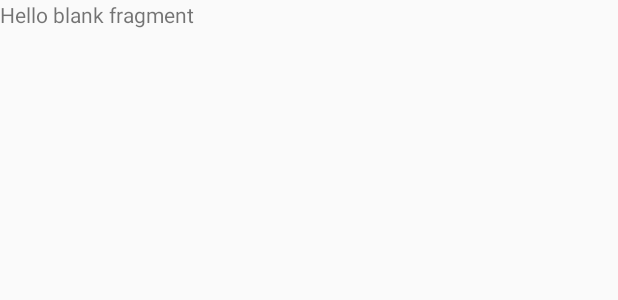
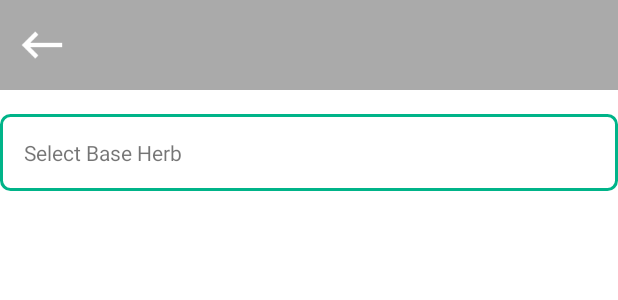
Before and after one commit to tadashi0701/ohanacha, an Android app: the layout fragment_my_recipe_base.xml on its own in the app's theme, with its tools: preview values and no code run, on a phone screen of 412 x 824 dp. Shown: the top 300 px of the screen. Run offline under Robolectric (Android 15) with nearby library versions, the phone set to English and light mode, and no system bars.

Commit message:
ハーブクラスの追加

```diff
--- a/app/src/main/java/com/monoprogram/myblend/entity/Herb.kt
+++ b/app/src/main/java/com/monoprogram/myblend/entity/Herb.kt
@@ -7,6 +7,7 @@ import androidx.room.PrimaryKey
 @Entity(tableName = "herb")
 data class Herb(
     @PrimaryKey(autoGenerate = true) val id: Int,
-    @ColumnInfo(name = "first_name") val firstName: String?,
-    @ColumnInfo(name = "last_name") val lastName: String?
+    @ColumnInfo(name = "name") val herbName: String,
+    @ColumnInfo(name = "description") val description: String,
+    @ColumnInfo(name = "image_resource") val imageId: Int
 )
--- a/app/src/main/java/com/monoprogram/myblend/presentation/top/defaultrecipe/DefaultRecipeAdapter.kt
+++ b/app/src/main/java/com/monoprogram/myblend/presentation/top/defaultrecipe/DefaultRecipeAdapter.kt
@@ -10,12 +10,12 @@ import androidx.recyclerview.widget.RecyclerView
 import com.monoprogram.myblend.R
 
 
-class RecipeAdapter internal constructor(
+class DefaultRecipeAdapter internal constructor(
     private var itemImages: ArrayList<Int>,
     private var itemNames: ArrayList<String>,
     private var itemValues: ArrayList<Int>
 ) :
-    RecyclerView.Adapter<RecipeAdapter.ViewHolder>() {
+    RecyclerView.Adapter<DefaultRecipeAdapter.ViewHolder>() {
 
     class ViewHolder(v: View) : RecyclerView.ViewHolder(v) {
         var imageView: ImageView = v.findViewById(R.id.image_view)
--- a/app/src/main/java/com/monoprogram/myblend/presentation/top/defaultrecipe/DefaultRecipeDetailFragment.kt
+++ b/app/src/main/java/com/monoprogram/myblend/presentation/top/defaultrecipe/DefaultRecipeDetailFragment.kt
@@ -47,6 +47,6 @@ class DefaultRecipeDetailFragment : Fragment() {
         recyclerView.setHasFixedSize(true)
         recyclerView.layoutManager = LinearLayoutManager(activity)
 
-        recyclerView.adapter = RecipeAdapter(photos, names, values)
+        recyclerView.adapter = MyRecipeBaseAdapter(photos, names, values)
     }
 }
--- a/app/src/main/java/com/monoprogram/myblend/presentation/top/defaultrecipe/DefaultRecipeFragment.kt
+++ b/app/src/main/java/com/monoprogram/myblend/presentation/top/defaultrecipe/DefaultRecipeFragment.kt
@@ -10,10 +10,6 @@ import com.monoprogram.myblend.R
 import com.monoprogram.myblend.databinding.FragmentDefaultRecipeBinding
 
 class DefaultRecipeFragment : Fragment() {
-
-    companion object {
-        fun newInstance() = DefaultRecipeFragment()
-    }
 
     private lateinit var viewModel: DefaultRecipeViewModel
 
--- a/app/src/main/java/com/monoprogram/myblend/presentation/top/myrecipe/MyRecipeBaseAdapter.kt
+++ b/app/src/main/java/com/monoprogram/myblend/presentation/top/myrecipe/MyRecipeBaseAdapter.kt
@@ -10,12 +10,12 @@ import androidx.recyclerview.widget.RecyclerView
 import com.monoprogram.myblend.R
 
 
-class DefaultRecipeAdapter internal constructor(
+class MyRecipeBaseAdapter internal constructor(
     private var itemImages: ArrayList<Int>,
     private var itemNames: ArrayList<String>,
     private var itemValues: ArrayList<Int>
 ) :
-    RecyclerView.Adapter<DefaultRecipeAdapter.ViewHolder>() {
+    RecyclerView.Adapter<MyRecipeBaseAdapter.ViewHolder>() {
 
     class ViewHolder(v: View) : RecyclerView.ViewHolder(v) {
         var imageView: ImageView = v.findViewById(R.id.image_view)
--- a/app/src/main/res/layout/fragment_my_recipe_base.xml
+++ b/app/src/main/res/layout/fragment_my_recipe_base.xml
@@ -1,14 +1,60 @@
 <?xml version="1.0" encoding="utf-8"?>
-<FrameLayout xmlns:android="http://schemas.android.com/apk/res/android"
+<androidx.constraintlayout.widget.ConstraintLayout xmlns:android="http://schemas.android.com/apk/res/android"
+    xmlns:app="http://schemas.android.com/apk/res-auto"
     xmlns:tools="http://schemas.android.com/tools"
     android:layout_width="match_parent"
     android:layout_height="match_parent"
+    android:background="@android:color/white"
     tools:context=".presentation.top.myrecipe.MyRecipeBaseFragment">
 
-    <!-- TODO: Update blank fragment layout -->
+    <androidx.constraintlayout.widget.ConstraintLayout
+        android:id="@+id/header_view"
+        android:layout_width="match_parent"
+        android:layout_height="wrap_content"
+        app:layout_constraintEnd_toEndOf="parent"
+        app:layout_constraintStart_toStartOf="parent"
+        app:layout_constraintTop_toTopOf="parent">
+
+        <View
+            android:layout_width="match_parent"
+            android:layout_height="60dp"
+            android:background="@android:color/darker_gray"
+            app:layout_constraintEnd_toEndOf="parent"
+            app:layout_constraintStart_toStartOf="parent"
+            app:layout_constraintTop_toTopOf="parent" />
+
+        <ImageView
+            android:id="@+id/btn_back"
+            android:layout_width="wrap_content"
+            android:layout_height="wrap_content"
+            android:layout_marginStart="10dp"
+            android:src="@mipmap/back_btn"
+            app:layout_constraintBottom_toBottomOf="parent"
+            app:layout_constraintStart_toStartOf="parent"
+            app:layout_constraintTop_toTopOf="parent" />
+
+    </androidx.constraintlayout.widget.ConstraintLayout>
+
     <TextView
+        android:id="@+id/text_recipe_description"
         android:layout_width="match_parent"
-        android:layout_height="match_parent"
-        android:text="@string/hello_blank_fragment" />
+        android:layout_height="wrap_content"
+        android:layout_marginTop="@dimen/text_margin"
+        android:background="@drawable/frame_style"
+        android:padding="@dimen/text_margin"
+        android:text="@string/select_base_herb"
+        app:layout_constraintStart_toStartOf="parent"
+        app:layout_constraintTop_toBottomOf="@+id/header_view" />
 
-</FrameLayout>
+    <androidx.recyclerview.widget.RecyclerView
+        android:id="@+id/base_recycler_view"
+        android:layout_width="match_parent"
+        android:layout_height="0dp"
+        android:layout_marginTop="@dimen/text_margin"
+        android:scrollbars="vertical"
+        app:layout_constraintBottom_toBottomOf="parent"
+        app:layout_constraintEnd_toEndOf="parent"
+        app:layout_constraintStart_toStartOf="parent"
+        app:layout_constraintTop_toBottomOf="@+id/text_recipe_description" />
+
+</androidx.constraintlayout.widget.ConstraintLayout>
```
Also changed, not shown: app/src/main/java/com/monoprogram/myblend/Application.kt (+8 -2 lines), app/src/main/java/com/monoprogram/myblend/MainActivity.kt (+36 -2 lines).
